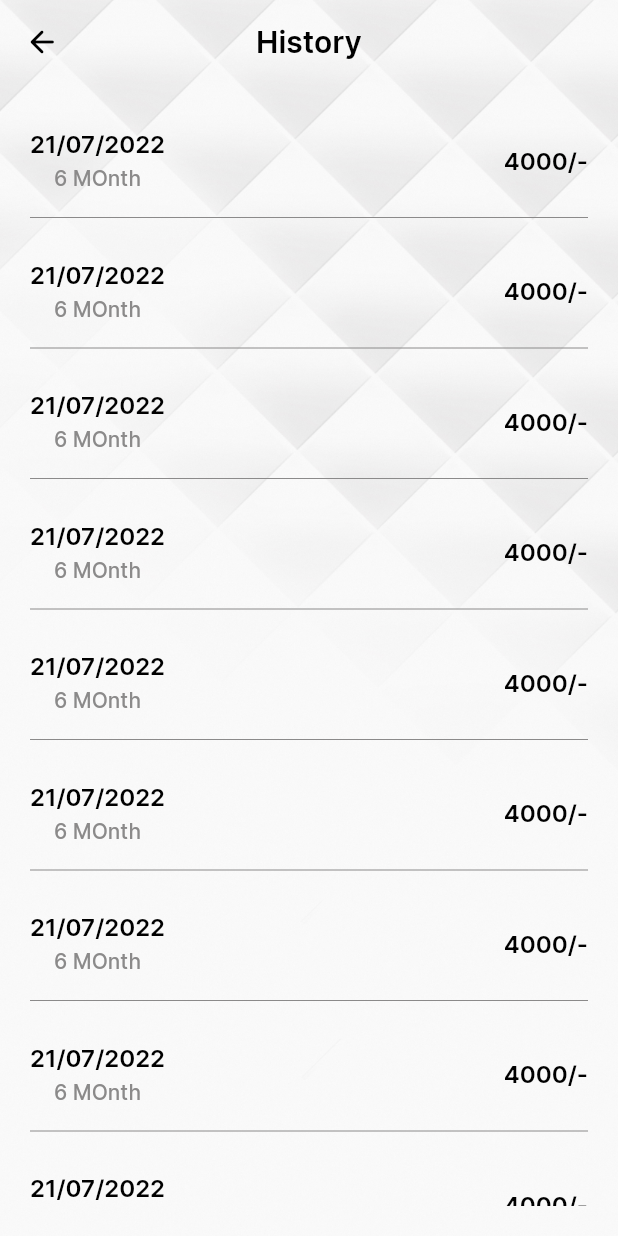
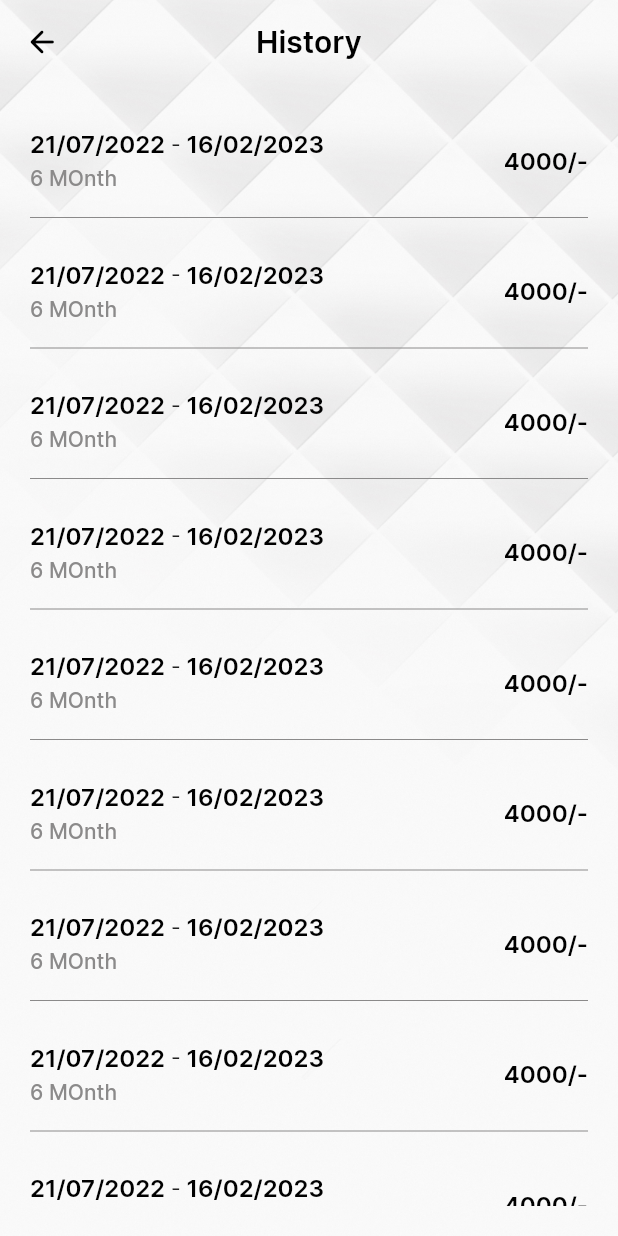
Before and after one commit to devarshkikani/Vehicle-Tracking-App, a Flutter app: the HistoryScreen screen opened directly, on a phone screen of 412 x 824 dp. Run offline on Flutter 3.47's test engine with Material 2 defaults, Android fonts, the phone set to English and light mode, and no system bars; our stand-ins replace flutter_svg, get.

Commit message:
add end date in history screen

```diff
--- a/lib/pages/settings/history_screen.dart
+++ b/lib/pages/settings/history_screen.dart
@@ -17,121 +17,145 @@ class _HistoryScreenState extends State<HistoryScreen> {
   List historyTransction = [
     {
       'Date': '21/07/2022',
+      'end_date': '16/02/2023',
       'Time': '6 MOnth',
       'Price': '4000/-',
     },
     {
       'Date': '21/07/2022',
+      'end_date': '16/02/2023',
       'Time': '6 MOnth',
       'Price': '4000/-',
     },
     {
       'Date': '21/07/2022',
+      'end_date': '16/02/2023',
       'Time': '6 MOnth',
       'Price': '4000/-',
     },
     {
       'Date': '21/07/2022',
+      'end_date': '16/02/2023',
       'Time': '6 MOnth',
       'Price': '4000/-',
     },
     {
       'Date': '21/07/2022',
+      'end_date': '16/02/2023',
       'Time': '6 MOnth',
       'Price': '4000/-',
     },
     {
       'Date': '21/07/2022',
+      'end_date': '16/02/2023',
       'Time': '6 MOnth',
       'Price': '4000/-',
     },
     {
       'Date': '21/07/2022',
+      'end_date': '16/02/2023',
       'Time': '6 MOnth',
       'Price': '4000/-',
     },
     {
       'Date': '21/07/2022',
+      'end_date': '16/02/2023',
       'Time': '6 MOnth',
       'Price': '4000/-',
     },
     {
       'Date': '21/07/2022',
+      'end_date': '16/02/2023',
       'Time': '6 MOnth',
       'Price': '4000/-',
     },
     {
       'Date': '21/07/2022',
+      'end_date': '16/02/2023',
       'Time': '6 MOnth',
       'Price': '4000/-',
     },
     {
       'Date': '21/07/2022',
+      'end_date': '16/02/2023',
       'Time': '6 MOnth',
       'Price': '4000/-',
     },
     {
       'Date': '21/07/2022',
+      'end_date': '16/02/2023',
       'Time': '6 MOnth',
       'Price': '4000/-',
     },
     {
       'Date': '21/07/2022',
+      'end_date': '16/02/2023',
       'Time': '6 MOnth',
       'Price': '4000/-',
     },
     {
       'Date': '21/07/2022',
+      'end_date': '16/02/2023',
       'Time': '6 MOnth',
       'Price': '4000/-',
     },
     {
       'Date': '21/07/2022',
+      'end_date': '16/02/2023',
       'Time': '6 MOnth',
       'Price': '4000/-',
     },
     {
       'Date': '21/07/2022',
+      'end_date': '16/02/2023',
       'Time': '6 MOnth',
       'Price': '4000/-',
     },
     {
       'Date': '21/07/2022',
+      'end_date': '16/02/2023',
       'Time': '6 MOnth',
       'Price': '4000/-',
     },
     {
       'Date': '21/07/2022',
+      'end_date': '16/02/2023',
       'Time': '6 MOnth',
       'Price': '4000/-',
     },
     {
       'Date': '21/07/2022',
+      'end_date': '16/02/2023',
       'Time': '6 MOnth',
       'Price': '4000/-',
     },
     {
       'Date': '21/07/2022',
+      'end_date': '16/02/2023',
       'Time': '6 MOnth',
       'Price': '4000/-',
     },
     {
       'Date': '21/07/2022',
+      'end_date': '16/02/2023',
       'Time': '6 MOnth',
       'Price': '4000/-',
     },
     {
       'Date': '21/07/2022',
+      'end_date': '16/02/2023',
       'Time': '6 MOnth',
       'Price': '4000/-',
     },
     {
       'Date': '21/07/2022',
+      'end_date': '16/02/2023',
       'Time': '6 MOnth',
       'Price': '4000/-',
     },
     {
       'Date': '21/07/2022',
+      'end_date': '16/02/2023',
       'Time': '6 MOnth',
       'Price': '4000/-',
     },
@@ -187,10 +211,22 @@ class _HistoryScreenState extends State<HistoryScreen> {
                               mainAxisAlignment: MainAxisAlignment.spaceBetween,
                               children: [
                                 Column(
+                                  crossAxisAlignment: CrossAxisAlignment.start,
                                   children: [
-                                    Text(
-                                      historyTransction[index]['Date'],
-                                      style: AppTextStyle.normalSemiBold16,
+                                    Row(
+                                      children: [
+                                        Text(
+                                          historyTransction[index]['Date'],
+                                          style: AppTextStyle.normalSemiBold16,
+                                        ),
+                                        Text(
+                                          ' - ',
+                                        ),
+                                        Text(
+                                          historyTransction[index]['end_date'],
+                                          style: AppTextStyle.normalSemiBold16,
+                                        ),
+                                      ],
                                     ),
                                     height05,
                                     Text(
```
